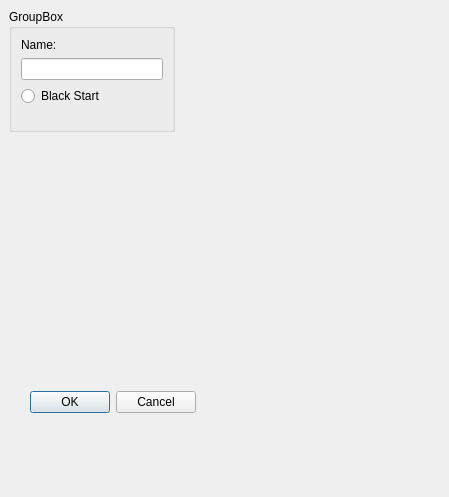
Old version of the form qLights/Forms/dlgScene.ui in the repository AKuhle/aDev.
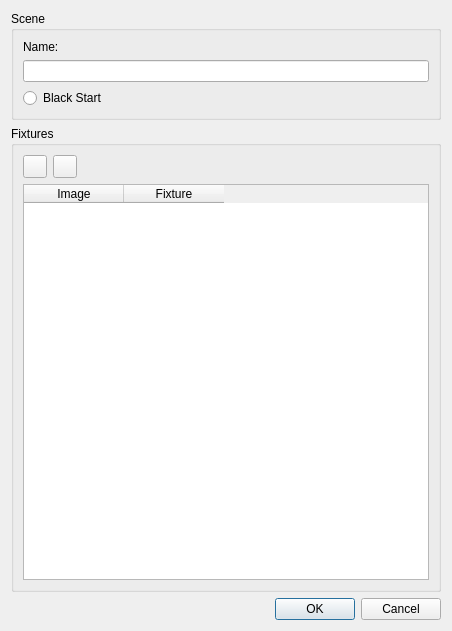
New version of the form. Icons and pictures are not drawn.

The edit to the form file:
```diff
--- a/qLights/Forms/dlgScene.ui
+++ b/qLights/Forms/dlgScene.ui
@@ -6,24 +6,18 @@
    <rect>
     <x>0</x>
     <y>0</y>
-    <width>449</width>
-    <height>497</height>
+    <width>452</width>
+    <height>631</height>
    </rect>
   </property>
   <property name="windowTitle">
    <string>Dialog</string>
   </property>
+  <layout class="QVBoxLayout" name="verticalLayout_3">
+   <item>
   <widget class="QGroupBox" name="groupBox">
-   <property name="geometry">
-    <rect>
-     <x>9</x>
-     <y>9</y>
-     <width>166</width>
-     <height>123</height>
-    </rect>
-   </property>
    <property name="title">
-    <string>GroupBox</string>
+      <string>Scene</string>
    </property>
    <layout class="QVBoxLayout" name="verticalLayout">
     <item>
@@ -43,30 +37,73 @@
       </property>
      </widget>
     </item>
+     </layout>
+    </widget>
+   </item>
     <item>
-     <spacer name="verticalSpacer">
+    <widget class="QGroupBox" name="groupBox_3">
+     <property name="title">
+      <string>Fixtures</string>
+     </property>
+     <layout class="QVBoxLayout" name="verticalLayout_2">
+      <item>
+       <layout class="QHBoxLayout" name="horizontalLayout_3">
+        <item>
+         <widget class="QToolButton" name="m_pBtnAddFixture">
+          <property name="text">
+           <string/>
+          </property>
+          <property name="icon">
+           <iconset resource="../../aFrame/Resource/aFrame.qrc">
+            <normaloff>:/Standard/Icons/32/plus.png</normaloff>:/Standard/Icons/32/plus.png</iconset>
+          </property>
+         </widget>
+        </item>
+        <item>
+         <widget class="QToolButton" name="m_pBtnRemoveFixture">
+          <property name="text">
+           <string/>
+          </property>
+          <property name="icon">
+           <iconset resource="../../aFrame/Resource/aFrame.qrc">
+            <normaloff>:/Standard/Icons/32/minus.png</normaloff>:/Standard/Icons/32/minus.png</iconset>
+          </property>
+         </widget>
+        </item>
+        <item>
+         <spacer name="horizontalSpacer_2">
       <property name="orientation">
-       <enum>Qt::Orientation::Vertical</enum>
+           <enum>Qt::Orientation::Horizontal</enum>
       </property>
       <property name="sizeHint" stdset="0">
        <size>
-        <width>20</width>
-        <height>40</height>
+            <width>40</width>
+            <height>20</height>
        </size>
       </property>
      </spacer>
     </item>
    </layout>
-  </widget>
+      </item>
+      <item>
+       <widget class="QTableWidget" name="m_pFixtureTable">
+        <column>
+         <property name="text">
+          <string>Image</string>
+         </property>
+        </column>
+        <column>
+         <property name="text">
+          <string>Fixture</string>
+         </property>
+        </column>
+       </widget>
+      </item>
+     </layout>
+    </widget>
+   </item>
+   <item>
   <widget class="QDialogButtonBox" name="buttonBox">
-   <property name="geometry">
-    <rect>
-     <x>30</x>
-     <y>390</y>
-     <width>166</width>
-     <height>24</height>
-    </rect>
-   </property>
    <property name="orientation">
     <enum>Qt::Orientation::Horizontal</enum>
    </property>
@@ -74,6 +111,8 @@
     <set>QDialogButtonBox::StandardButton::Cancel|QDialogButtonBox::StandardButton::Ok</set>
    </property>
   </widget>
+   </item>
+  </layout>
  </widget>
  <resources/>
  <connections>
```
Left out of the diff: 4 changed lines with no effect on the pictures. Lines whose indentation alone changed are shown as unchanged.
